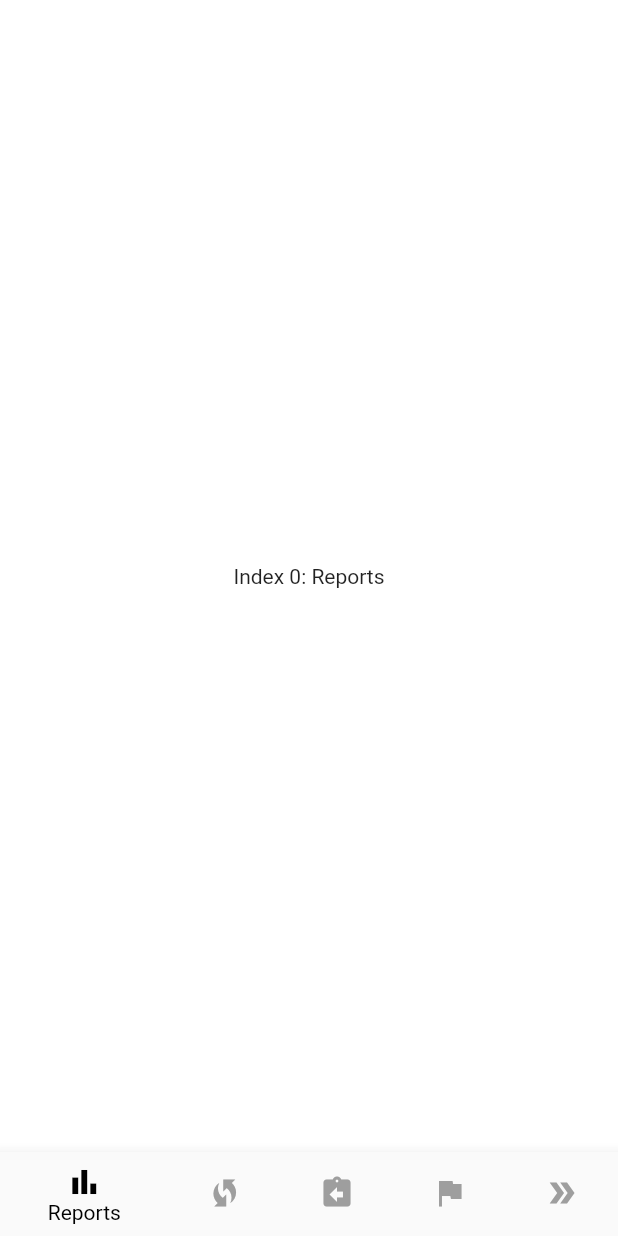
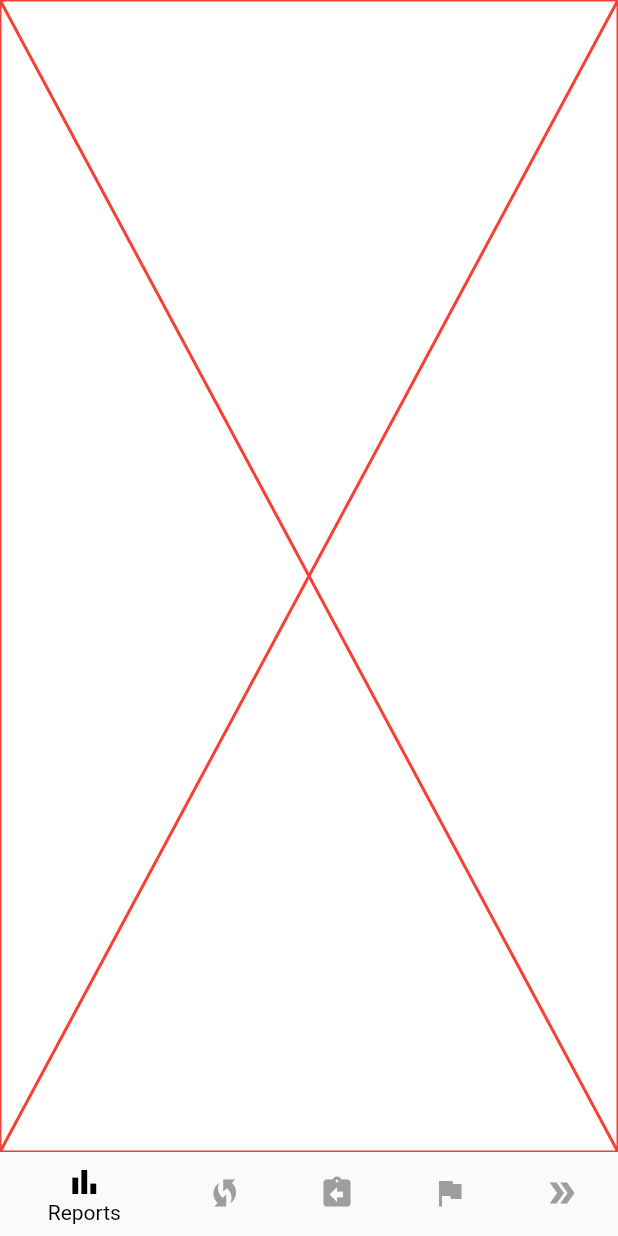
Before and after one commit to HaydenTheBaron/flutter-kanban-app, a Flutter app: the screen it shows after launch, on a phone screen of 412 x 824 dp. Run offline on Flutter 3.47's test engine with Material 2 defaults, Android fonts, the phone set to English and light mode, and no system bars.

Commit message:
Create empty scaffold widgets for each main screen

```diff
--- /dev/null
+++ b/lib/screens/reports_screen.dart
@@ -0,0 +1,12 @@
+import 'package:flutter/material.dart';
+
+class ReportsScreen extends StatelessWidget {
+  const ReportsScreen({Key key}) : super(key: key);
+
+  @override
+  Widget build(BuildContext context) {
+    return Container(
+      child: Placeholder(color: Colors.red,),
+    );
+  }
+}
--- a/lib/screens/screens.dart
+++ b/lib/screens/screens.dart
@@ -1,3 +1,7 @@
 // Export everything in ./screens directory in this file
 
+export 'backlog_screen.dart';
+export 'reports_screen.dart';
 export 'sprint_screen.dart';
+export 'summits_screen.dart';
+export 'whirlwind_screen.dart';
--- a/lib/shared/bottom_nav_bar_manager.dart
+++ b/lib/shared/bottom_nav_bar_manager.dart
@@ -13,10 +13,10 @@ class BottomNavBarManager extends StatefulWidget {
 class _BottomNavBarManagerState extends State<BottomNavBarManager> {
   int _selectedIndex = 0;
   static const List<Widget> _widgetOptions = <Widget>[
-    Text('Index 0: Reports'),
-    Text('Index 1: Whirlwind'),
-    Text('Index 2: Backlog'),
-    Text('Index 3: Summits'),
+    ReportsScreen(),
+    WhirlwindScreen(),
+    BacklogScreen(),
+    SummitsScreen(),
     SprintScreen(),
   ];
 
```
Also changed, not shown: lib/screens/backlog_screen.dart (added, +12 -0 lines), lib/screens/summits_screen.dart (added, +12 -0 lines), lib/screens/whirlwind_screen.dart (added, +12 -0 lines).
